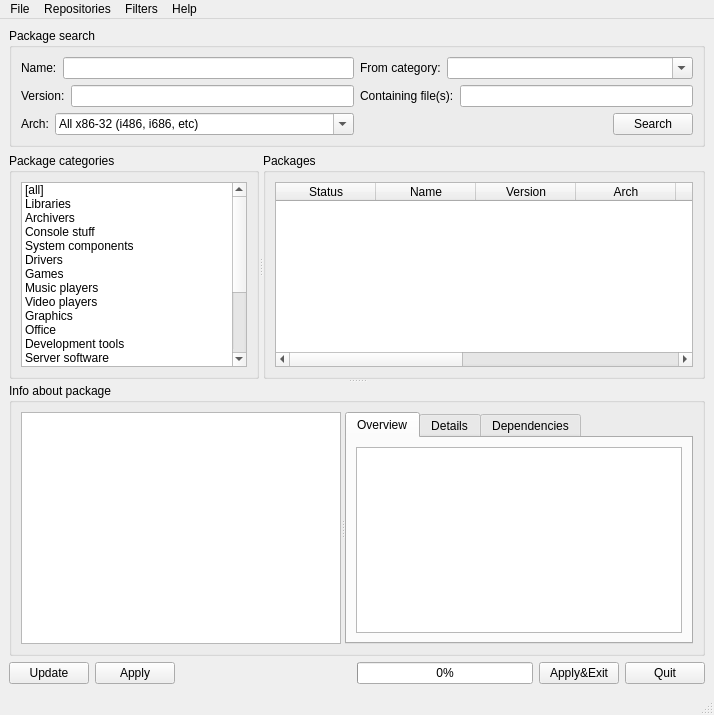
Qt form mpkg/manager/pkgmanager.ui (BackupTheBerlios/mops) before a commit.
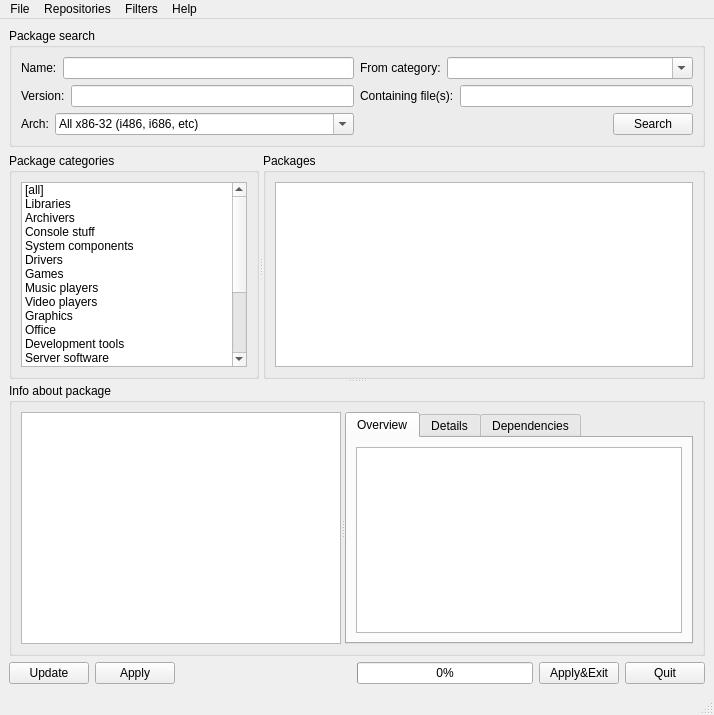
The same form after that commit.

Diff of the .ui file:
```diff
--- a/mpkg/manager/pkgmanager.ui
+++ b/mpkg/manager/pkgmanager.ui
@@ -444,51 +444,6 @@
            <property name="sortingEnabled" >
             <bool>false</bool>
            </property>
-           <column>
-            <property name="text" >
-             <string>Status</string>
-            </property>
-           </column>
-           <column>
-            <property name="text" >
-             <string>Name</string>
-            </property>
-           </column>
-           <column>
-            <property name="text" >
-             <string>Version</string>
-            </property>
-           </column>
-           <column>
-            <property name="text" >
-             <string>Arch</string>
-            </property>
-           </column>
-           <column>
-            <property name="text" >
-             <string>Build</string>
-            </property>
-           </column>
-           <column>
-            <property name="text" >
-             <string>Avail.</string>
-            </property>
-           </column>
-           <column>
-            <property name="text" >
-             <string>Info</string>
-            </property>
-           </column>
-           <column>
-            <property name="text" >
-             <string>Install</string>
-            </property>
-           </column>
-           <column>
-            <property name="text" >
-             <string>ID</string>
-            </property>
-           </column>
           </widget>
          </item>
         </layout>
```
